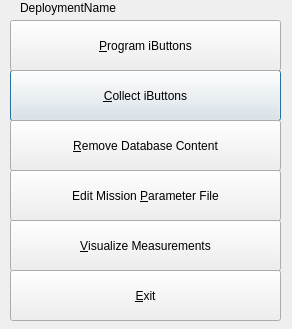
This is src/widgets/IAssist.ui in lachlan007/iassist as Qt 5 draws it before an edit. The edited form follows.
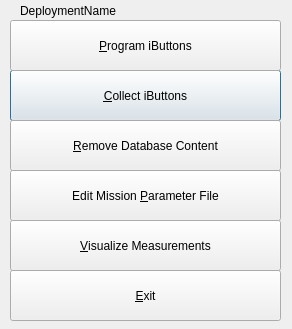
This is the edited form.

```diff
--- a/src/widgets/IAssist.ui
+++ b/src/widgets/IAssist.ui
@@ -143,7 +143,7 @@
    <property name="geometry">
     <rect>
      <x>20</x>
-     <y>0</y>
+     <y>3</y>
      <width>221</width>
      <height>16</height>
     </rect>
```
